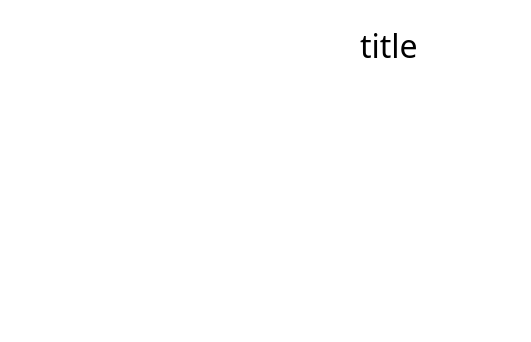
This is app/UI/form_messages.ui in omegaBionic/maderation_front as Qt 5 draws it before an edit; both pictures show x 0 to 531 and y 0 to 342 of the 900 by 342 pixel window. The edited form follows.
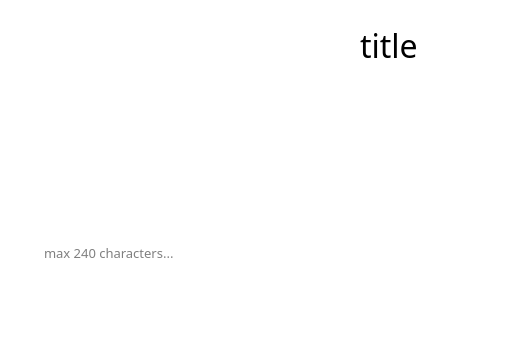
This is the edited form.

Diff of the .ui file:
```diff
--- a/app/UI/form_messages.ui
+++ b/app/UI/form_messages.ui
@@ -91,6 +91,9 @@
    <property name="styleSheet">
     <string notr="true"/>
    </property>
+   <property name="placeholderText">
+    <string>max 240 characters...</string>
+   </property>
   </widget>
   <widget class="QScrollArea" name="scrollArea">
    <property name="geometry">
```
